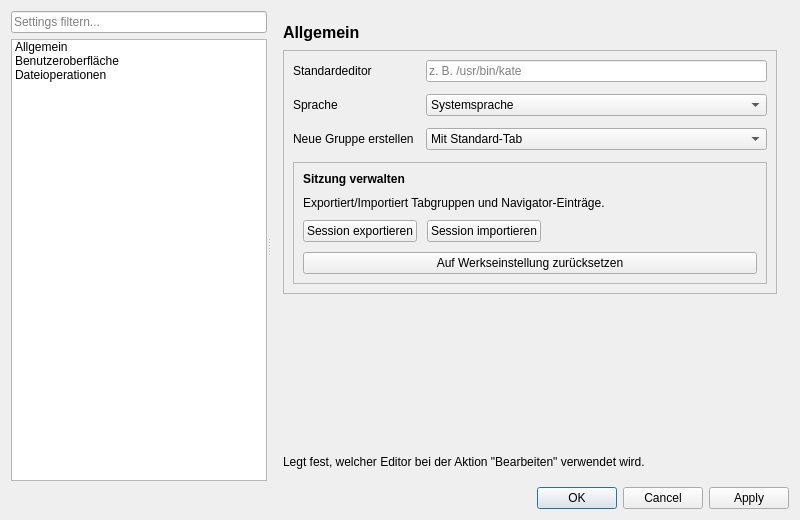
First picture: the form in src/ui/settings.ui, repository acambule/tablion, before the edit.
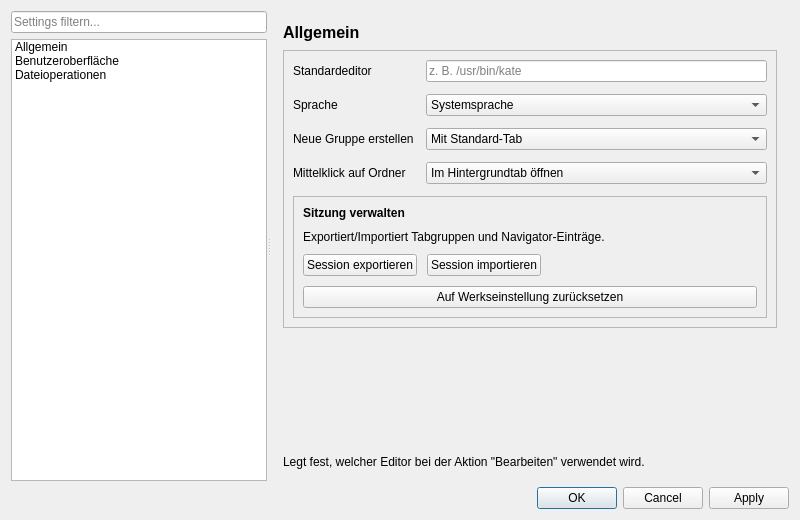
Second picture: the form after the edit. Icons and pictures are not drawn.

Commit message:
feat(middle-click): implement middle-click behavior for opening tabs
Add functionality to open folders in a new tab based on middle-click actions. Users can choose to open in the background or switch to the new tab directly through settings. Update translations and UI elements accordingly.

```diff
--- a/src/ui/settings.ui
+++ b/src/ui/settings.ui
@@ -210,6 +210,27 @@
                           </item>
                          </widget>
                         </item>
+                        <item row="3" column="0">
+                         <widget class="QLabel" name="middleClickTabBehaviorLabel">
+                          <property name="text">
+                           <string>Mittelklick auf Ordner</string>
+                          </property>
+                         </widget>
+                        </item>
+                        <item row="3" column="1">
+                         <widget class="QComboBox" name="middleClickTabBehaviorCombo">
+                          <item>
+                           <property name="text">
+                            <string>Im Hintergrundtab öffnen</string>
+                           </property>
+                          </item>
+                          <item>
+                           <property name="text">
+                            <string>Zum neuen Tab wechseln</string>
+                           </property>
+                          </item>
+                         </widget>
+                        </item>
                       </layout>
                      </item>
                      <item>
```
The commit also changes 7 other files.
